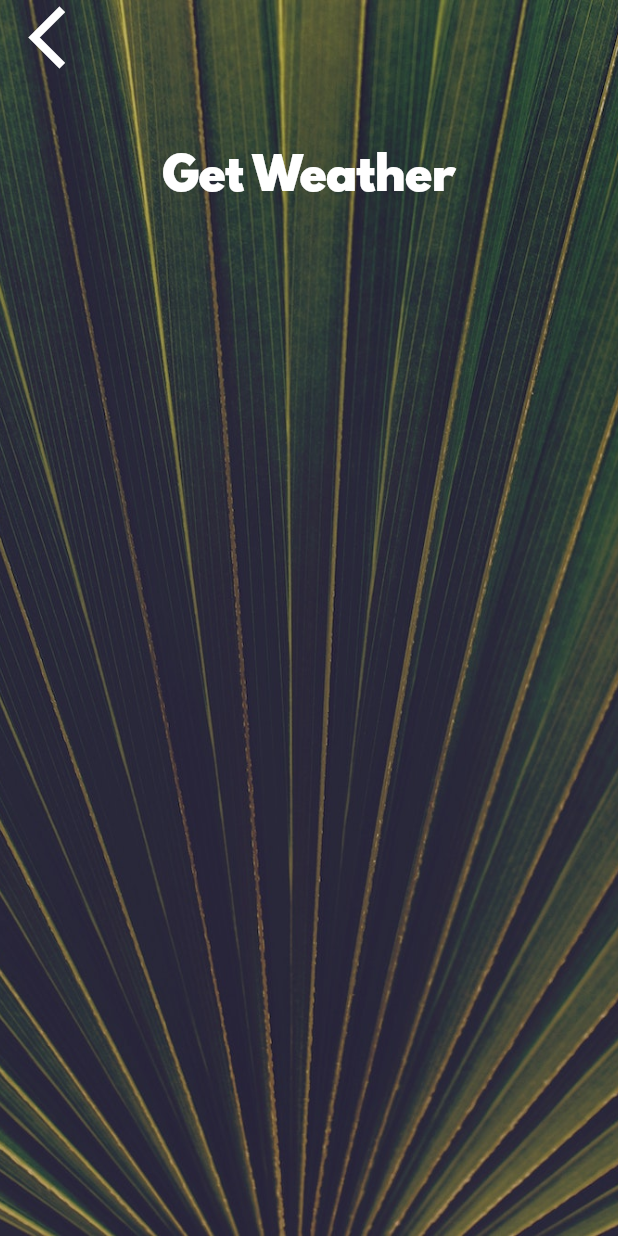
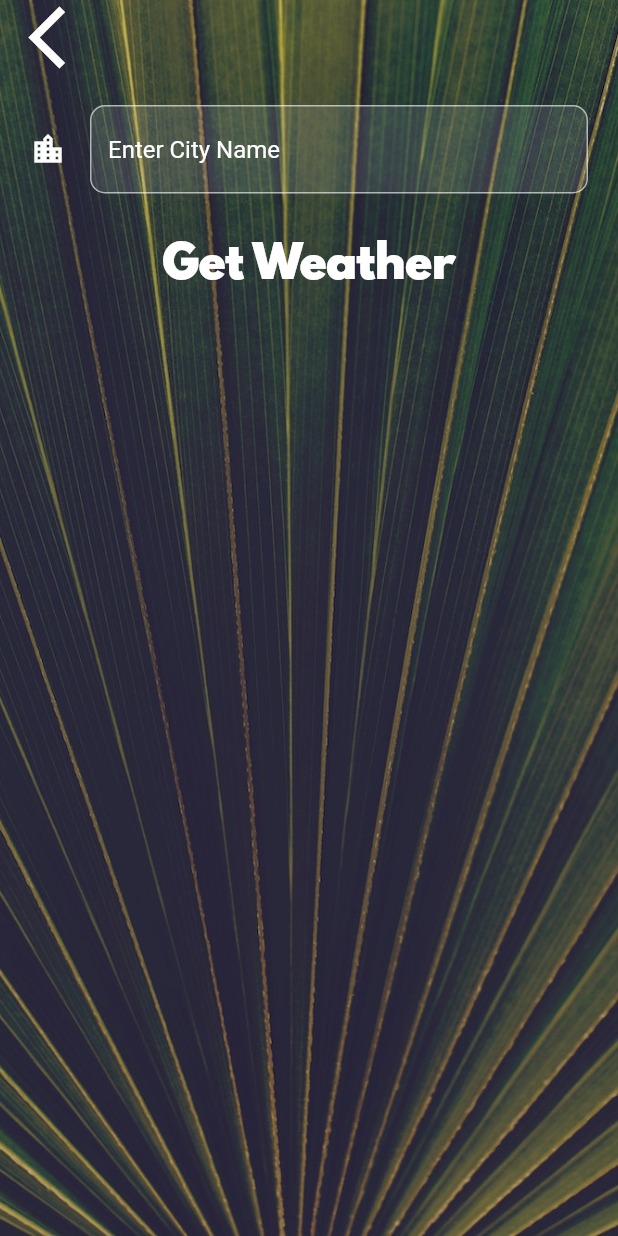
Before and after one commit to tk-code-dev/flutter_weather, a Flutter app: the CityScreen screen opened directly, on a phone screen of 412 x 824 dp. Run offline on Flutter 3.47's test engine with Material 2 defaults, Android fonts, the phone set to English and light mode, and no system bars; our stand-ins replace flutter_spinkit, geolocator; network calls fail.

Commit message:
Fetch weather data by city name

```diff
--- a/lib/screens/city_screen.dart
+++ b/lib/screens/city_screen.dart
@@ -1,5 +1,7 @@
 import 'package:flutter/material.dart';
 import 'package:clima/utilities/constants.dart';
+
+import '../utilities/constants.dart';
 
 class CityScreen extends StatefulWidget {
   @override
@@ -7,6 +9,8 @@ class CityScreen extends StatefulWidget {
 }
 
 class _CityScreenState extends State<CityScreen> {
+  String cityName;
+
   @override
   Widget build(BuildContext context) {
     return Scaffold(
@@ -24,7 +28,9 @@ class _CityScreenState extends State<CityScreen> {
               Align(
                 alignment: Alignment.topLeft,
                 child: FlatButton(
-                  onPressed: () {},
+                  onPressed: () {
+                    Navigator.pop(context);
+                  },
                   child: Icon(
                     Icons.arrow_back_ios,
                     size: 50.0,
@@ -33,10 +39,20 @@ class _CityScreenState extends State<CityScreen> {
               ),
               Container(
                 padding: EdgeInsets.all(20.0),
-                child: null,
+                child: TextField(
+                  style: TextStyle(
+                    color: Colors.white,
+                  ),
+                  decoration: kTextInputFieldDecoration,
+                  onChanged: (value) {
+                    cityName = value;
+                  },
+                ),
               ),
               FlatButton(
-                onPressed: () {},
+                onPressed: () {
+                  Navigator.pop(context, cityName);
+                },
                 child: Text(
                   'Get Weather',
                   style: kButtonTextStyle,
--- a/lib/utilities/constants.dart
+++ b/lib/utilities/constants.dart
@@ -18,3 +18,21 @@ const kButtonTextStyle = TextStyle(
 const kConditionTextStyle = TextStyle(
   fontSize: 100.0,
 );
+
+const kTextInputFieldDecoration = InputDecoration(
+  filled: true,
+  icon: Icon(
+    Icons.location_city,
+    color: Colors.white,
+  ),
+  hintText: 'Enter City Name',
+  hintStyle: TextStyle(
+    color: Colors.white,
+  ),
+  border: OutlineInputBorder(
+    borderRadius: BorderRadius.all(
+      Radius.circular(10.0),
+    ),
+//                      borderSide: BorderSide.none,
+  ),
+);
```
Also changed, not shown: lib/screens/loading_screen.dart (+4 -18 lines), lib/screens/location_screen.dart (+32 -11 lines), lib/services/weather.dart (+29 -0 lines).
